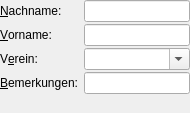
First picture: the form in src/gui/windows/objectEditor/PersonEditorPane.ui, repository startkladde/startkladde, before the edit.
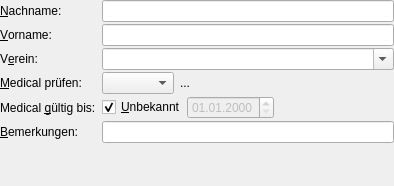
Second picture: the form after the edit. Custom widgets are drawn as their Qt base class.

Commit message: Reintegrated medical branch

```diff
--- a/src/gui/windows/objectEditor/PersonEditorPane.ui
+++ b/src/gui/windows/objectEditor/PersonEditorPane.ui
@@ -6,8 +6,8 @@
    <rect>
     <x>0</x>
     <y>0</y>
-    <width>190</width>
-    <height>113</height>
+    <width>394</width>
+    <height>186</height>
    </rect>
   </property>
   <property name="windowTitle">
@@ -20,7 +20,7 @@
    <property name="margin">
     <number>0</number>
    </property>
-   <item row="6" column="0">
+   <item row="9" column="0">
     <spacer name="verticalSpacer">
      <property name="orientation">
       <enum>Qt::Vertical</enum>
@@ -79,7 +79,10 @@
      </property>
     </widget>
    </item>
-   <item row="4" column="0">
+   <item row="7" column="1">
+    <widget class="QLineEdit" name="commentsInput"/>
+   </item>
+   <item row="7" column="0">
     <widget class="QLabel" name="label_5">
      <property name="text">
       <string>&amp;Bemerkungen:</string>
@@ -89,8 +92,116 @@
      </property>
     </widget>
    </item>
+   <item row="6" column="0">
+    <widget class="QLabel" name="label_4">
+     <property name="text">
+      <string>Medical &amp;gültig bis:</string>
+     </property>
+     <property name="buddy">
+      <cstring>medicalValidityInput</cstring>
+     </property>
+    </widget>
+   </item>
+   <item row="4" column="0">
+    <widget class="QLabel" name="label_6">
+     <property name="text">
+      <string>&amp;Medical prüfen:</string>
+     </property>
+     <property name="buddy">
+      <cstring>checkMedicalInput</cstring>
+     </property>
+    </widget>
+   </item>
    <item row="4" column="1">
-    <widget class="QLineEdit" name="commentsInput"/>
+    <widget class="QWidget" name="widget" native="true">
+     <layout class="QHBoxLayout" name="horizontalLayout">
+      <property name="margin">
+       <number>0</number>
+      </property>
+      <item>
+       <widget class="SkComboBox" name="checkMedicalInput">
+        <property name="toolTip">
+         <string>Das Medical dieser Person beim Anlegen
+von Flügen auf Aktualität prüfen</string>
+        </property>
+       </widget>
+      </item>
+      <item>
+       <widget class="QLabel" name="medicalCheckDisabledLabel">
+        <property name="toolTip">
+         <string>Die globale Medical-Prüfung ist deaktiviert. Damit
+Medicals überprüft werden, muss die Option
+„Medicals prüfen“ in den Programmeinstellungen
+aktiviert werden.</string>
+        </property>
+        <property name="text">
+         <string>...</string>
+        </property>
+       </widget>
+      </item>
+      <item>
+       <spacer name="horizontalSpacer">
+        <property name="orientation">
+         <enum>Qt::Horizontal</enum>
+        </property>
+        <property name="sizeHint" stdset="0">
+         <size>
+          <width>148</width>
+          <height>20</height>
+         </size>
+        </property>
+       </spacer>
+      </item>
+     </layout>
+    </widget>
+   </item>
+   <item row="6" column="1">
+    <widget class="QWidget" name="widget_2" native="true">
+     <layout class="QHBoxLayout" name="horizontalLayout_2">
+      <property name="spacing">
+       <number>0</number>
+      </property>
+      <property name="margin">
+       <number>0</number>
+      </property>
+      <item>
+       <widget class="QCheckBox" name="medicalValidityUnknownCheckbox">
+        <property name="text">
+         <string>&amp;Unbekannt</string>
+        </property>
+        <property name="checked">
+         <bool>true</bool>
+        </property>
+       </widget>
+      </item>
+      <item>
+       <widget class="QDateEdit" name="medicalValidityInput">
+        <property name="enabled">
+         <bool>false</bool>
+        </property>
+        <property name="toolTip">
+         <string>Das Datum, bis zu dem das Medical dieser Person gültig ist</string>
+        </property>
+        <property name="displayFormat">
+         <string>dd.MM.yyyy</string>
+        </property>
+       </widget>
+      </item>
+      <item>
+       <spacer name="horizontalSpacer_2">
+        <property name="orientation">
+         <enum>Qt::Horizontal</enum>
+        </property>
+        <property name="sizeHint" stdset="0">
+         <size>
+          <width>40</width>
+          <height>20</height>
+         </size>
+        </property>
+       </spacer>
+      </item>
+     </layout>
+    </widget>
    </item>
   </layout>
  </widget>
```
Left out of the diff: 7 changed lines with no effect on the pictures. The commit also changes 18 other files.
